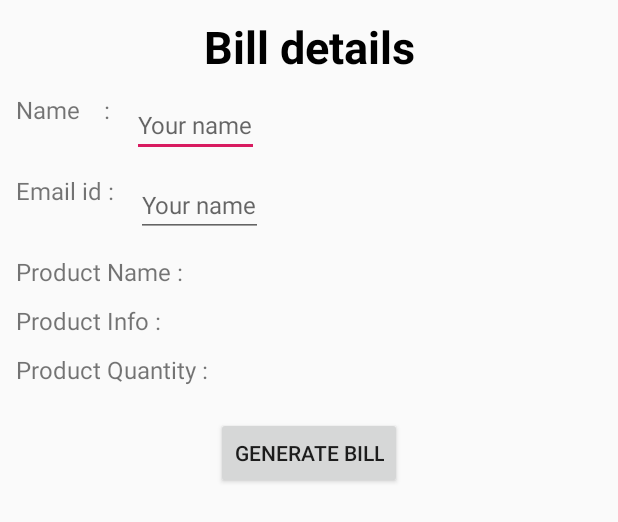
After one commit to djunicode/salesperson-tracker-android, an Android app: the layout activity_billing.xml on its own in the app's theme, with its tools: preview values and no code run, on a phone screen of 412 x 824 dp. The commit adds this screen. Shown: the top 522 px of the screen. Run offline under Robolectric (Android 15) with nearby library versions, the phone set to English and light mode, and no system bars.

Commit message:
added item lits and billing activity

```diff
--- a/app/src/main/java/io/github/djunicode/salespersontracker/TaskRetriever.java
+++ b/app/src/main/java/io/github/djunicode/salespersontracker/TaskRetriever.java
@@ -1,5 +1,7 @@
 package io.github.djunicode.salespersontracker;
 import java.util.List;
+
+import okhttp3.Call;
 import retrofit2.Call;
 import retrofit2.http.GET;
 import retrofit2.http.Headers;
@@ -7,6 +9,6 @@ import retrofit2.http.Headers;
 public interface TaskRetriever {
     String BASE_URL = "http://127.0.0.1:8000/Operations/";
     //@Headers("Authorization: Token e0b7118f129d7f81bf440df8846d6d1d979c8709")
-    @GET("daily_target")
-    Call<List<DailyTask>> getDailyTasks();
+  //  @GET("daily_target")
+    // Call<List<DailyTask>> getDailyTasks();
 }
--- a/app/src/main/java/io/github/djunicode/salespersontracker/UpdateTargetFragment.java
+++ b/app/src/main/java/io/github/djunicode/salespersontracker/UpdateTargetFragment.java
@@ -70,4 +70,5 @@ public class UpdateTargetFragment extends Fragment {
         r2.setLayoutManager(new LinearLayoutManager(getContext()));
         return r;
     }
+
 }
--- /dev/null
+++ b/app/src/main/res/layout/activity_billing.xml
@@ -0,0 +1,102 @@
+<?xml version="1.0" encoding="utf-8"?>
+<RelativeLayout xmlns:android="http://schemas.android.com/apk/res/android"
+    xmlns:app="http://schemas.android.com/apk/res-auto"
+    xmlns:tools="http://schemas.android.com/tools"
+    android:layout_width="match_parent"
+    android:layout_height="match_parent"
+    tools:context=".BillingActivity"
+    android:padding="5dp">
+
+    <TextView
+        android:layout_width="match_parent"
+        android:id="@+id/title"
+        android:layout_height="wrap_content"
+        android:text="Bill details"
+        android:textSize="30sp"
+        android:textStyle="bold"
+        android:textAlignment="center"
+        android:textColor="@color/colorBlack"
+        android:layout_margin="5dp"
+        />
+    <TextView
+        android:id="@+id/nameTv"
+        android:layout_width="wrap_content"
+        android:layout_height="43dp"
+        android:textSize="16dp"
+        android:textAlignment="center"
+        android:text="Name    : "
+        android:layout_below="@id/title"
+        android:layout_margin="5dp"/>
+    <EditText
+        android:layout_width="wrap_content"
+        android:layout_height="wrap_content"
+        android:textSize="16dp"
+        android:textColor="@color/colorBlack"
+        android:layout_toRightOf="@+id/nameTv"
+        android:layout_below="@id/title"
+        android:hint="Your name"
+        android:layout_margin="5dp"
+        android:id="@+id/nameEt"
+        android:visibility="visible"
+        />
+    <TextView
+        android:id="@+id/emailTv"
+        android:layout_width="wrap_content"
+        android:layout_height="43dp"
+        android:text="Email id : "
+        android:textSize="16dp"
+        android:textAlignment="center"
+        android:layout_below="@id/nameTv"
+        android:layout_margin="5dp"/>
+    <EditText
+        android:layout_width="wrap_content"
+        android:layout_height="wrap_content"
+        android:textSize="16dp"
+        android:textColor="@color/colorBlack"
+        android:visibility="visible"
+        android:layout_toRightOf="@+id/emailTv"
+        android:layout_below="@id/nameEt"
+        android:hint="Your name"
+        android:layout_margin="5dp"
+        android:id="@+id/emailEt"
+        />
+    <TextView
+        android:layout_width="wrap_content"
+        android:layout_height="wrap_content"
+        android:id="@+id/productName"
+        android:textSize="16dp"
+        android:layout_below="@id/emailTv"
+        android:text="Product Name :"
+        android:layout_margin="5dp"
+        />
+
+    <TextView
+        android:layout_width="wrap_content"
+        android:layout_height="wrap_content"
+        android:id="@+id/productInfo"
+        android:textSize="16dp"
+        android:layout_below="@id/productName"
+        android:text="Product Info : "
+        android:layout_margin="5dp"
+        />
+
+    <TextView
+        android:layout_width="wrap_content"
+        android:layout_height="wrap_content"
+        android:id="@+id/productQuantity"
+        android:textSize="16dp"
+        android:layout_below="@id/productInfo"
+        android:text="Product Quantity : "
+        android:layout_margin="5dp"
+        />
+    <Button
+        android:layout_width="wrap_content"
+        android:layout_height="wrap_content"
+        android:id="@+id/generateBillBtn"
+        android:layout_below="@id/productQuantity"
+        android:layout_centerHorizontal="true"
+        android:layout_margin="15dp"
+        android:text="Generate Bill"/>
+
+
+</RelativeLayout>
```
Also changed, not shown: app/src/main/AndroidManifest.xml (+11 -8 lines), app/src/main/java/io/github/djunicode/salespersontracker/BillingActivity.java (added, +39 -0 lines), app/src/main/java/io/github/djunicode/salespersontracker/ItemAdapter.java (added, +57 -0 lines), app/src/main/java/io/github/djunicode/salespersontracker/ItemClickListener.java (added, +8 -0 lines), app/src/main/java/io/github/djunicode/salespersontracker/ItemHolder.java (added, +38 -0 lines), app/src/main/java/io/github/djunicode/salespersontracker/ItemListActivity.java (added, +43 -0 lines), app/src/main/java/io/github/djunicode/salespersontracker/ItemModel.java (added, +29 -0 lines), app/src/main/java/io/github/djunicode/salespersontracker/LoginActivity.java (+10 -0 lines), app/src/main/res/layout/activity_item_list.xml (added, +31 -0 lines), app/src/main/res/layout/item_update_target.xml (+6 -7 lines).
